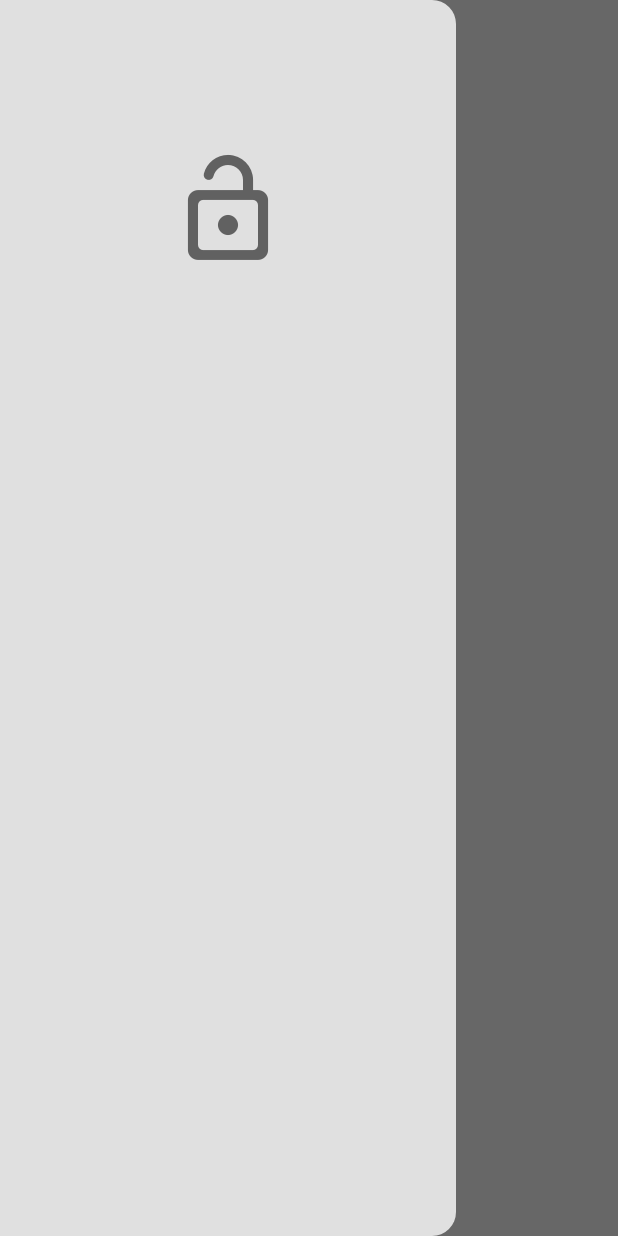
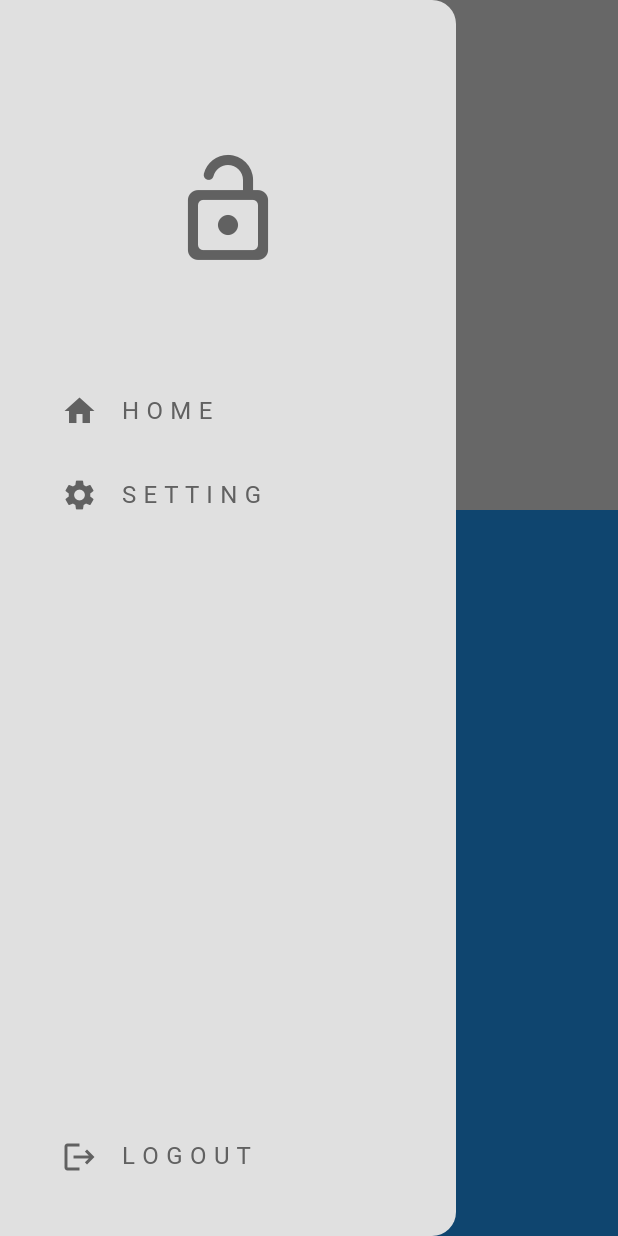
Before and after one commit to Nimdinu-Weerathunga/Food_Delivery_App_w_Backend, a Flutter app: the HomePage screen opened directly, with the side drawer open, on a phone screen of 412 x 824 dp. Run offline on Flutter 3.47's test engine with Material 3 defaults, Android fonts, the phone set to English and light mode, and no system bars.

Commit message:
Create Sliver app bar

```diff
--- a/lib/components/my_drawer.dart
+++ b/lib/components/my_drawer.dart
@@ -1,4 +1,6 @@
 import 'package:flutter/material.dart';
+import 'package:food_delivery_app_w_backend/components/my_drawer_tile.dart';
+import 'package:food_delivery_app_w_backend/pages/settings_page.dart';
 
 class MyDrawer extends StatelessWidget {
   const MyDrawer({super.key});
@@ -25,10 +27,29 @@ class MyDrawer extends StatelessWidget {
           //Icon
 
           //home list tile
+          MyDrawerTile(
+            text: "H O M E",
+            icon: Icons.home,
+            onTap: () => Navigator.pop(context),
+          ),
+          //settings list tile
+          MyDrawerTile(
+            text: "S E T T I N G",
+            icon: Icons.settings,
+            onTap: () {
+              Navigator.pop(context);
+              Navigator.push(
+                context,
+                MaterialPageRoute(builder: (context) => const SettingsPage()),
+              );
+            },
+          ),
 
-          //settings list tile
+          const Spacer(),
 
           //logout list tile
+          MyDrawerTile(text: "L O G O U T", icon: Icons.logout, onTap: () {}),
+          const SizedBox(height: 25),
         ],
       ),
     );
--- a/lib/components/my_drawer_tile.dart
+++ b/lib/components/my_drawer_tile.dart
@@ -14,10 +14,18 @@ class MyDrawerTile extends StatelessWidget {
 
   @override
   Widget build(BuildContext context) {
-    return ListTile(
-      title: Text(
-        text,
-        style: TextStyle(color: Theme.of(context).colorScheme.inversePrimary),
+    return Padding(
+      padding: const EdgeInsets.only(left: 25.0),
+      child: ListTile(
+        title: Text(
+          text,
+          style: TextStyle(color: Theme.of(context).colorScheme.inversePrimary),
+        ),
+        leading: Icon(
+          icon,
+          color: Theme.of(context).colorScheme.inversePrimary,
+        ),
+        onTap: onTap,
       ),
     );
   }
--- a/lib/pages/home_page.dart
+++ b/lib/pages/home_page.dart
@@ -1,5 +1,6 @@
 import 'package:flutter/material.dart';
 import 'package:food_delivery_app_w_backend/components/my_drawer.dart';
+import 'package:food_delivery_app_w_backend/components/my_sliver_app_bar.dart';
 
 class HomePage extends StatelessWidget {
   const HomePage({super.key});
@@ -7,8 +8,13 @@ class HomePage extends StatelessWidget {
   @override
   Widget build(BuildContext context) {
     return Scaffold(
-      appBar: AppBar(title: Text("HomePage")),
       drawer: MyDrawer(),
+      body: NestedScrollView(
+        headerSliverBuilder: (context, innerBoxIsScrolled) => [
+          MySliverAppBar(child: Text("Hello"), title: Text("title")),
+        ],
+        body: Container(color: Colors.blue),
+      ),
     );
   }
 }
```
Also changed, not shown: lib/components/my_sliver_app_bar.dart (added, +21 -0 lines), lib/pages/settings_page.dart (added, +56 -0 lines).
